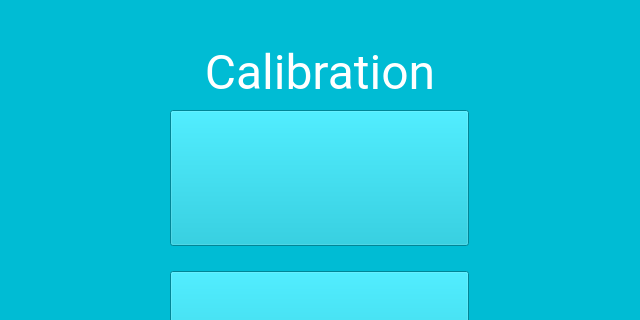
The window that client/setting_screen.ui (sunfounder/SunFounder_PiCar-V) describes before a commit, drawn with Qt 5; both pictures show x 0 to 640 and y 0 to 320 of the 640 by 640 pixel window.
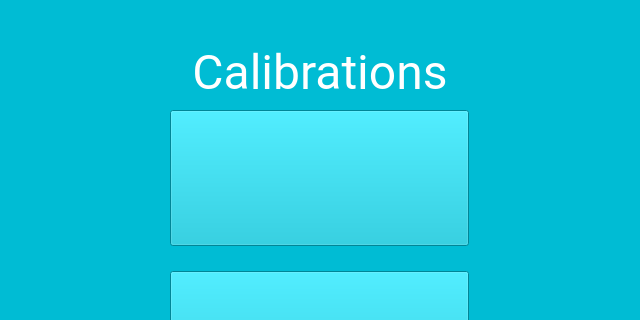
The same window after the commit. Icons and pictures are not drawn.

Commit message: Add remember ip function, little fix of ui

```diff
--- a/client/setting_screen.ui
+++ b/client/setting_screen.ui
@@ -118,7 +118,7 @@
     <string notr="true">color: rgb(255, 255, 255);</string>
    </property>
    <property name="text">
-    <string>Calibration</string>
+    <string>Calibrations</string>
    </property>
    <property name="alignment">
     <set>Qt::AlignCenter</set>
```
Left out of the diff: 2 changed lines with no effect on the pictures. The commit also changes 4 other files.
